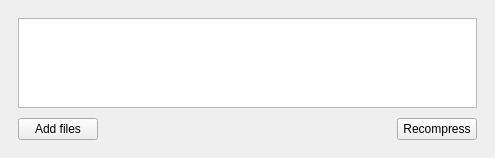
Above: window.ui from Kilian/Trimage before the change. Below: the same form after it.
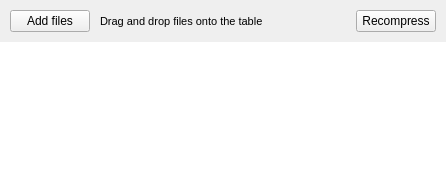
That is the form after the change.

Commit message: new layout, add in icons

The edit to the form file:
```diff
--- a/window.ui
+++ b/window.ui
@@ -6,8 +6,8 @@
    <rect>
     <x>0</x>
     <y>0</y>
-    <width>495</width>
-    <height>158</height>
+    <width>446</width>
+    <height>176</height>
    </rect>
   </property>
   <property name="windowTitle">
@@ -15,6 +15,12 @@
   </property>
   <widget class="QWidget" name="centralwidget">
    <layout class="QGridLayout" name="gridLayout_2">
+    <property name="margin">
+     <number>0</number>
+    </property>
+    <property name="spacing">
+     <number>0</number>
+    </property>
     <item row="0" column="0">
      <widget class="QWidget" name="widget" native="true">
       <property name="enabled">
@@ -27,22 +33,69 @@
        </sizepolicy>
       </property>
       <layout class="QVBoxLayout" name="verticalLayout">
+       <property name="spacing">
+        <number>0</number>
+       </property>
+       <property name="margin">
+        <number>0</number>
+       </property>
        <item>
-        <layout class="QGridLayout" name="gridLayout">
-         <property name="horizontalSpacing">
+        <widget class="QFrame" name="">
+         <layout class="QVBoxLayout" name="verticalLayout_2">
+          <property name="spacing">
           <number>0</number>
          </property>
-         <property name="verticalSpacing">
+          <property name="margin">
+           <number>0</number>
+          </property>
+          <item>
+           <layout class="QHBoxLayout" name="horizontalLayout">
+            <property name="spacing">
+             <number>0</number>
+            </property>
+            <property name="margin">
           <number>10</number>
          </property>
-         <item row="2" column="0">
+            <item>
           <widget class="QPushButton" name="addfiles">
+              <property name="font">
+               <font>
+                <pointsize>9</pointsize>
+               </font>
+              </property>
+              <property name="cursor">
+               <cursorShape>PointingHandCursor</cursorShape>
+              </property>
+              <property name="toolTip">
+               <string>Add file to the compression list</string>
+              </property>
            <property name="text">
             <string>Add files</string>
            </property>
           </widget>
          </item>
-         <item row="2" column="1">
+            <item>
+             <widget class="QLabel" name="label">
+              <property name="font">
+               <font>
+                <pointsize>8</pointsize>
+               </font>
+              </property>
+              <property name="frameShadow">
+               <enum>QFrame::Plain</enum>
+              </property>
+              <property name="text">
+               <string>Drag and drop files onto the table</string>
+              </property>
+              <property name="margin">
+               <number>1</number>
+              </property>
+              <property name="indent">
+               <number>10</number>
+              </property>
+             </widget>
+            </item>
+            <item>
           <spacer name="horizontalSpacer">
            <property name="orientation">
             <enum>Qt::Horizontal</enum>
@@ -55,14 +108,30 @@
            </property>
           </spacer>
          </item>
-         <item row="2" column="2">
+            <item>
           <widget class="QPushButton" name="recompress">
+              <property name="font">
+               <font>
+                <pointsize>9</pointsize>
+               </font>
+              </property>
+              <property name="cursor">
+               <cursorShape>PointingHandCursor</cursorShape>
+              </property>
+              <property name="toolTip">
+               <string>Recompress selected images</string>
+              </property>
            <property name="text">
             <string>Recompress</string>
            </property>
-          </widget>
-         </item>
-         <item row="0" column="0" colspan="3">
+              <property name="checkable">
+               <bool>false</bool>
+              </property>
+             </widget>
+            </item>
+           </layout>
+          </item>
+          <item>
           <widget class="QColumnView" name="processedfiles">
            <property name="enabled">
             <bool>true</bool>
@@ -73,9 +142,40 @@
            <property name="whatsThis">
             <string>Drag files in here</string>
            </property>
+            <property name="frameShape">
+             <enum>QFrame::NoFrame</enum>
+            </property>
+            <property name="frameShadow">
+             <enum>QFrame::Plain</enum>
+            </property>
+            <property name="lineWidth">
+             <number>0</number>
+            </property>
+            <property name="midLineWidth">
+             <number>0</number>
+            </property>
+            <property name="horizontalScrollBarPolicy">
+             <enum>Qt::ScrollBarAlwaysOff</enum>
+            </property>
+            <property name="tabKeyNavigation">
+             <bool>true</bool>
+            </property>
+            <property name="dragEnabled">
+             <bool>true</bool>
+            </property>
+            <property name="dragDropMode">
+             <enum>QAbstractItemView::DropOnly</enum>
+            </property>
+            <property name="alternatingRowColors">
+             <bool>true</bool>
+            </property>
+            <property name="textElideMode">
+             <enum>Qt::ElideRight</enum>
+            </property>
           </widget>
          </item>
         </layout>
+        </widget>
        </item>
       </layout>
      </widget>
```
Left out of the diff: 3 changed lines with no effect on the pictures. Lines whose indentation alone changed are shown as unchanged. The commit also changes 3 other files.
